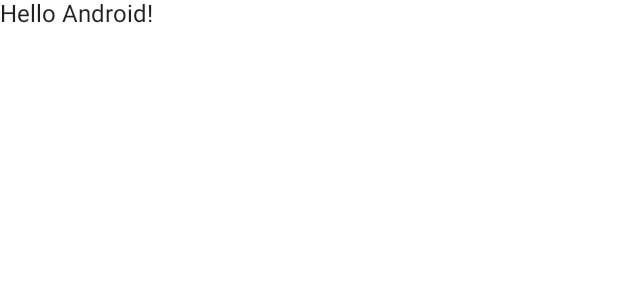
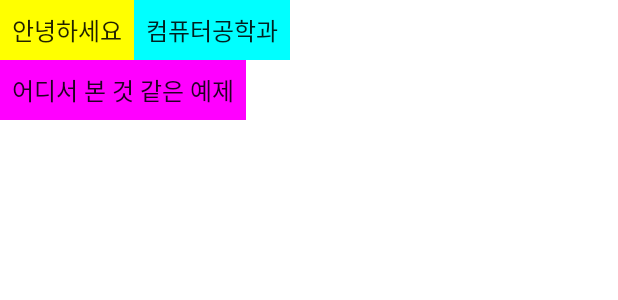
Before and after one commit to GPGK/W0402_10_04, an Android app built with Jetpack Compose: the @Preview function DefaultPreview, on a phone screen of 412 x 824 dp. Shown: the top 300 px of the screen. Run offline under Robolectric (Android 15) with nearby library versions, the phone set to English and light mode, and no system bars.

Commit message:
22.10.04 학습까지

```diff
--- a/app/src/main/java/kr/ac/kumoh/s20180088/com/example/myapplication/MainActivity.kt
+++ b/app/src/main/java/kr/ac/kumoh/s20180088/com/example/myapplication/MainActivity.kt
@@ -3,28 +3,73 @@ package kr.ac.kumoh.s20180088.com.example.myapplication
 import android.os.Bundle
 import androidx.activity.ComponentActivity
 import androidx.activity.compose.setContent
+import androidx.compose.foundation.background
+import androidx.compose.foundation.layout.Column
+import androidx.compose.foundation.layout.Row
 import androidx.compose.foundation.layout.fillMaxSize
+import androidx.compose.foundation.layout.padding
 import androidx.compose.material.MaterialTheme
 import androidx.compose.material.Surface
 import androidx.compose.material.Text
 import androidx.compose.runtime.Composable
 import androidx.compose.ui.Modifier
+import androidx.compose.ui.graphics.Color
 import androidx.compose.ui.tooling.preview.Preview
+import androidx.compose.ui.unit.dp
 import kr.ac.kumoh.s20180088.com.example.myapplication.ui.theme.W0402_10_04Theme
 
 class MainActivity : ComponentActivity() {
     override fun onCreate(savedInstanceState: Bundle?) {
         super.onCreate(savedInstanceState)
         setContent {
-            W0402_10_04Theme {
-                // A surface container using the 'background' color from the theme
-                Surface(modifier = Modifier.fillMaxSize(), color = MaterialTheme.colors.background) {
-                    Greeting("Android")
-                }
-            }
+            MyApp()
         }
     }
 }
+
+@Composable
+fun MyApp() {
+    W0402_10_04Theme {
+        // A surface container using the 'background' color from the theme
+        Surface(
+            modifier = Modifier.fillMaxSize(),
+            color = MaterialTheme.colors.background
+        )
+        {
+            //Gretting("안녕하세요")
+            MyLinearLayout()
+        }
+    }
+}
+
+@Composable
+fun MyLinearLayout() {
+    Column {
+        Row {
+            Text(
+                text = "안녕하세요",
+                modifier = Modifier
+                    .background(Color.Yellow)
+                    .padding(8.dp)
+            )
+            Text(
+                text = "컴퓨터공학과",
+                modifier = Modifier
+                    .background(Color.Cyan)
+                    .padding(8.dp)
+            )
+
+        }
+        Text(
+            text = "어디서 본 것 같은 예제",
+            modifier = Modifier
+                .background(Color.Magenta)
+                .padding(8.dp)
+        )
+    }
+
+}
+
 
 @Composable
 fun Greeting(name: String) {
@@ -34,7 +79,5 @@ fun Greeting(name: String) {
 @Preview(showBackground = true)
 @Composable
 fun DefaultPreview() {
-    W0402_10_04Theme {
-        Greeting("Android")
-    }
+    MyApp()
 }
```
